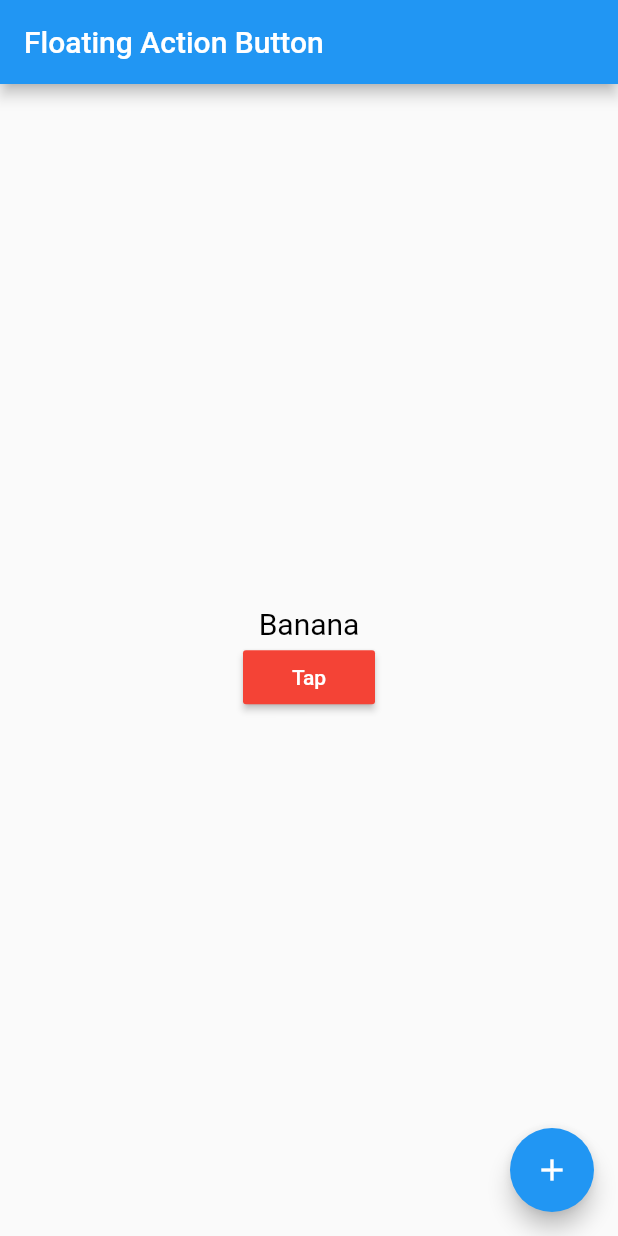
After one commit to bhavikvashi1804/flutter_widgets, a Flutter app: the screen it shows after launch, after a tap on "Tap", on a phone screen of 412 x 824 dp. The commit adds this screen. Run offline on Flutter 3.47's test engine with Material 2 defaults, Android fonts, the phone set to English and light mode, and no system bars.

Commit message:
Floating Action Button

```diff
--- a/lib/main.dart
+++ b/lib/main.dart
@@ -1,6 +1,6 @@
 import 'package:flutter/material.dart';
 
-import './screens/swipe_dismiss.dart';
+import './screens/floating_action_button.dart';
 
 void main() {
   runApp(MyApp());
@@ -15,7 +15,7 @@ class MyApp extends StatelessWidget {
       theme: ThemeData(
         primarySwatch: Colors.blue,
       ),
-      home: SwipeScreen(),
+      home: FABScreen(),
     );
   }
 }
--- /dev/null
+++ b/lib/screens/floating_action_button.dart
@@ -0,0 +1,57 @@
+import 'package:flutter/material.dart';
+
+class FABScreen extends StatefulWidget {
+  @override
+  _FABScreenState createState() => _FABScreenState();
+}
+
+class _FABScreenState extends State<FABScreen> {
+  String mytext = "Apple";
+
+  @override
+  Widget build(BuildContext context) {
+    return Scaffold(
+      appBar: new AppBar(
+        title: new Text("Floating Action Button"),
+      ),
+      body: _bodyWidget(),
+      floatingActionButton: FloatingActionButton(
+        child: Icon(Icons.add),
+        onPressed: _changeText,
+      ),
+    );
+  }
+
+  void _changeText() {
+    setState(() {
+      if (mytext == "Apple") {
+        mytext = "Banana";
+      } else {
+        mytext = "Apple";
+      }
+    });
+  }
+
+  Widget _bodyWidget() {
+    return Container(
+        child: Center(
+      child: Column(
+        mainAxisAlignment: MainAxisAlignment.center,
+        children: <Widget>[
+          Text(
+            mytext,
+            style: TextStyle(color: Colors.black, fontSize: 20.0),
+          ),
+          RaisedButton(
+            child: Text(
+              "Tap",
+              style: TextStyle(color: Colors.white),
+            ),
+            onPressed: _changeText,
+            color: Colors.red,
+          )
+        ],
+      ),
+    ));
+  }
+}
```
